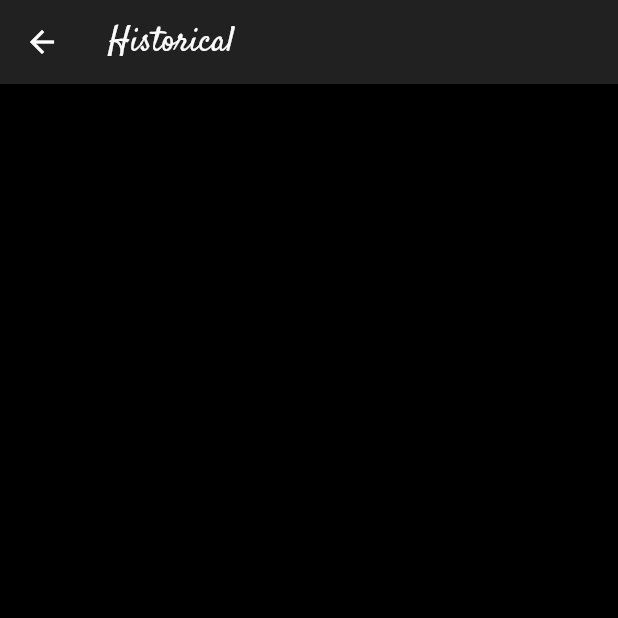
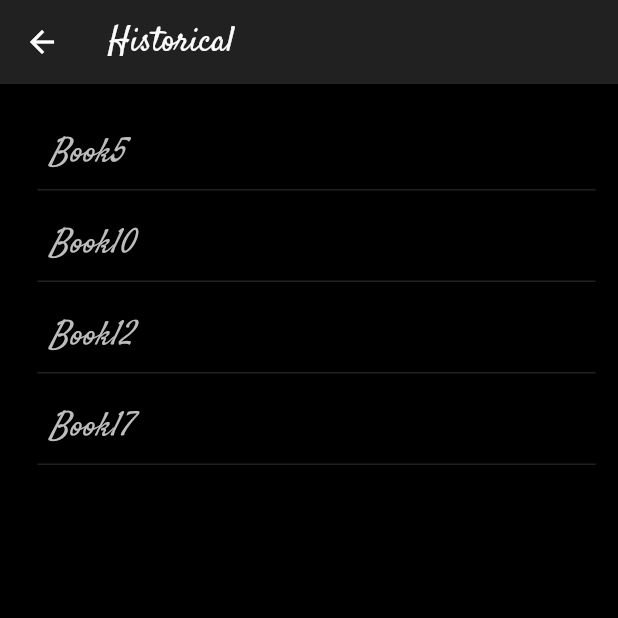
Before and after one commit to ravendi/simple-library, a Flutter app: the screen it shows after launch, after a tap on an icon or button, on a phone screen of 412 x 824 dp, the top half of it. Run offline on Flutter 3.47's test engine with Material 2 defaults, Android fonts, the phone set to English and light mode, and no system bars; our stand-ins replace bloc, equatable, flutter_bloc, shared_preferences.

Commit message:
Implemented BookListElement & BookList; added empty book list bloc

```diff
--- a/simple_library/lib/custom_widgets/simple_library_text.dart
+++ b/simple_library/lib/custom_widgets/simple_library_text.dart
@@ -5,8 +5,9 @@ class SimpleLibraryText extends StatelessWidget {
   final String text;
   final Color color;
   final double fontSize;
+  final FontStyle fontStyle;
 
-  const SimpleLibraryText({Key key, this.text, this.fontSize = 20, this.color = AppColors.primaryText}) : super(key: key);
+  const SimpleLibraryText({Key key, this.text, this.fontSize = 20, this.fontStyle, this.color = AppColors.primaryText}) : super(key: key);
 
   @override
   Widget build(BuildContext context) {
@@ -16,6 +17,7 @@ class SimpleLibraryText extends StatelessWidget {
         fontFamily: 'Satisfy',
         color: color,
         fontSize: fontSize,
+        fontStyle: fontStyle
       ),
     );
   }
--- a/simple_library/lib/screens/books/book_list.dart
+++ b/simple_library/lib/screens/books/book_list.dart
@@ -1,14 +1,18 @@
 import 'package:flutter/material.dart';
+import 'package:flutter_bloc/flutter_bloc.dart';
 import 'package:simplelibrary/constants/app_colors.dart';
 import 'package:simplelibrary/custom_widgets/simple_library_text.dart';
 import 'package:simplelibrary/model/book.dart';
 import 'package:simplelibrary/model/category.dart';
+import 'package:simplelibrary/screens/books/bloc/bloc.dart';
+import 'package:simplelibrary/screens/books/book_list_element.dart';
 
 class BookList extends StatefulWidget {
   final List<Book> books;
   final Category category;
 
-  const BookList({Key key, @required this.books, @required this.category}) : super(key: key);
+  const BookList({Key key, @required this.books, @required this.category})
+      : super(key: key);
 
   @override
   _BookListState createState() => _BookListState();
@@ -26,6 +30,25 @@ class _BookListState extends State<BookList> {
           color: AppColors.mainText,
         ),
       ),
+      body: BlocConsumer<BookListBloc, BookListState>(
+        builder: (_, state) {
+          return Padding(
+            padding: const EdgeInsets.fromLTRB(25, 30, 15, 0),
+            child: SingleChildScrollView(
+              physics: ClampingScrollPhysics(),
+              child: Column(
+                children: widget.books
+                    .map((element) => Padding(
+                          padding: const EdgeInsets.only(bottom: 20),
+                          child: BookListElement(book: element),
+                        ))
+                    .toList(),
+              ),
+            ),
+          );
+        },
+        listener: (_, state) {},
+      ),
     );
   }
 }
--- /dev/null
+++ b/simple_library/lib/screens/books/book_list_element.dart
@@ -0,0 +1,33 @@
+import 'package:flutter/material.dart';
+import 'package:simplelibrary/constants/app_colors.dart';
+import 'package:simplelibrary/custom_widgets/simple_library_text.dart';
+import 'package:simplelibrary/model/book.dart';
+
+class BookListElement extends StatelessWidget {
+  final Book book;
+
+  const BookListElement({Key key, @required this.book}) : super(key: key);
+
+  @override
+  Widget build(BuildContext context) {
+    return Container(
+      child: Column(
+        crossAxisAlignment: CrossAxisAlignment.start,
+        children: <Widget>[
+          Padding(
+            padding: const EdgeInsets.only(left: 8),
+            child: SimpleLibraryText(
+              text: book.name,
+              color: AppColors.primaryText,
+              fontSize: 22,
+              fontStyle: FontStyle.italic,
+            ),
+          ),
+          SizedBox(height: 8),
+          Container(
+              height: 1, width: double.infinity, color: AppColors.separator)
+        ],
+      ),
+    );
+  }
+}
--- a/simple_library/lib/screens/home/categories/categories_grid.dart
+++ b/simple_library/lib/screens/home/categories/categories_grid.dart
@@ -2,6 +2,7 @@ import 'package:flutter/cupertino.dart';
 import 'package:flutter/material.dart';
 import 'package:flutter_bloc/flutter_bloc.dart';
 import 'package:simplelibrary/model/book.dart';
+import 'package:simplelibrary/screens/books/bloc/bloc.dart';
 import 'package:simplelibrary/screens/books/book_list.dart';
 import 'package:simplelibrary/screens/home/categories/bloc/bloc.dart';
 import 'package:simplelibrary/screens/home/categories/category_item.dart';
@@ -40,11 +41,12 @@ class _CategoriesGridState extends State<CategoriesGrid> {
       },
       listener: (_, state) {
         if (state is ShouldNavigateToConcreteCategory) {
+          final destination = BlocProvider(
+              create: (_) => BookListBloc(),
+              child: BookList(books: state.books, category: state.category));
           Navigator.push(
-              context,
-              MaterialPageRoute(
-                  builder: (context) => BookList(
-                      books: state.books, category: state.category))).then((_) {
+                  context, MaterialPageRoute(builder: (context) => destination))
+              .then((_) {
             BlocProvider.of<CategoriesBloc>(context)
                 .add(GetCategoryItemsRequested());
           });
--- a/simple_library/lib/screens/home/categories/category_item_tile.dart
+++ b/simple_library/lib/screens/home/categories/category_item_tile.dart
@@ -29,8 +29,8 @@ class CategoryItemTile extends StatelessWidget {
               padding: const EdgeInsets.only(right: 15, top: 15),
               child: SimpleLibraryText(
                 text: categoryItem.countInfo,
-                color: AppColors.secondaryText,
-                fontSize: 20,
+                color: AppColors.secondaryText.withOpacity(0.5),
+                fontSize: 30,
               ),
             ),
           ),
```
Also changed, not shown: simple_library/lib/screens/home/categories/bloc/categories_bloc.dart (+6 -3 lines).
